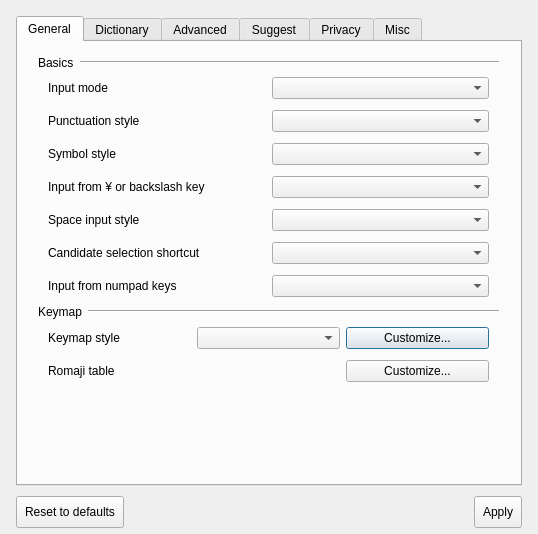
yoshikiobata/mozc, file src/gui/config_dialog/config_dialog.ui: the form before one commit.
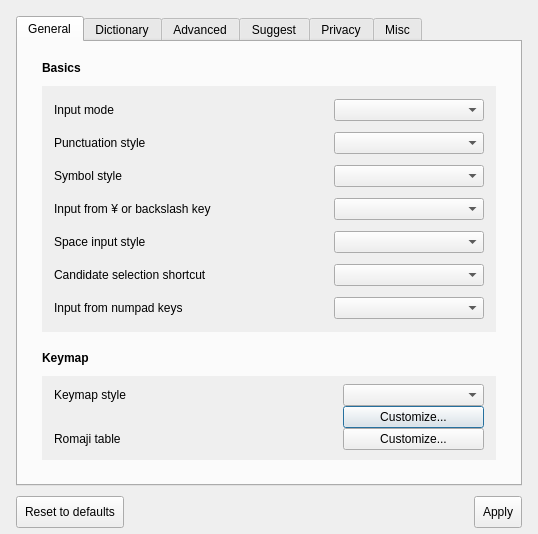
The form after the commit. Custom widgets are drawn as their Qt base class.

Commit message: improve general tab layout at config dialog

What changed in the file:
```diff
--- a/src/gui/config_dialog/config_dialog.ui
+++ b/src/gui/config_dialog/config_dialog.ui
@@ -90,13 +90,28 @@
      <widget class="QWidget" name="gridLayoutWidget">
       <property name="geometry">
        <rect>
-        <x>30</x>
-        <y>30</y>
-        <width>441</width>
-        <height>234</height>
+        <x>24</x>
+        <y>44</y>
+        <width>454</width>
+        <height>246</height>
        </rect>
       </property>
-      <layout class="QGridLayout" name="gridLayout">
+      <property name="autoFillBackground">
+        <bool>true</bool>
+      </property>
+      <layout class="QGridLayout" name="gridLayout" columnstretch="2,1">
+    <property name="topMargin">
+     <number>8</number>
+    </property>
+    <property name="leftMargin">
+     <number>12</number>
+    </property>
+    <property name="rightMargin">
+     <number>12</number>
+    </property>
+    <property name="bottomMargin">
+     <number>8</number>
+    </property>
        <item row="0" column="1">
         <widget class="QComboBox" name="inputModeComboBox"/>
        </item>
@@ -187,24 +202,43 @@
      <widget class="QWidget" name="gridLayoutWidget_2">
       <property name="geometry">
        <rect>
-        <x>30</x>
-        <y>280</y>
-        <width>441</width>
-        <height>66</height>
+        <x>24</x>
+        <y>334</y>
+        <width>454</width>
+        <height>84</height>
        </rect>
       </property>
-      <layout class="QGridLayout" name="gridLayout_2">
-       <item row="0" column="1">
-        <widget class="QComboBox" name="keymapSettingComboBox"/>
-       </item>
-       <item row="0" column="0">
+      <property name="autoFillBackground">
+        <bool>true</bool>
+      </property>
+      <layout class="QGridLayout" name="gridLayout_2" columnstretch="2,1">
+    <property name="verticalSpacing">
+     <number>0</number>
+    </property>
+    <property name="topMargin">
+     <number>8</number>
+    </property>
+    <property name="leftMargin">
+     <number>12</number>
+    </property>
+    <property name="rightMargin">
+     <number>12</number>
+    </property>
+    <property name="bottomMargin">
+     <number>8</number>
+    </property>
+
+     <item row="0" column="0">
         <widget class="QLabel" name="keymapSettingLabel">
          <property name="text">
           <string>Keymap style</string>
          </property>
         </widget>
-       </item>
-       <item row="0" column="2">
+    </item>
+     <item row="0" column="1">
+        <widget class="QComboBox" name="keymapSettingComboBox"/>
+    </item>
+     <item row="1" column="1">
         <widget class="QPushButton" name="editKeymapButton">
          <property name="sizePolicy">
           <sizepolicy hsizetype="Preferred" vsizetype="Fixed">
@@ -217,86 +251,61 @@
          </property>
         </widget>
        </item>
-       <item row="1" column="2">
+
+     <item row="2" column="0">
+         <widget class="QLabel" name="label_11">
+          <property name="text">
+           <string>Romaji table</string>
+          </property>
+         </widget>
+    </item>
+
+     <item row="2" column="1">
         <widget class="QPushButton" name="editRomanTableButton">
          <property name="text">
           <string>Customize...</string>
          </property>
         </widget>
-       </item>
-       <item row="1" column="0">
-        <widget class="QLabel" name="label_11">
-         <property name="text">
-          <string>Romaji table</string>
-         </property>
-        </widget>
-       </item>
-      </layout>
+    </item>
+</layout>
      </widget>
-     <widget class="QWidget" name="horizontalLayoutWidget">
-      <property name="geometry">
-       <rect>
-        <x>20</x>
-        <y>10</y>
-        <width>461</width>
-        <height>21</height>
-       </rect>
-      </property>
-      <layout class="QHBoxLayout" name="horizontalLayout">
-       <item>
+
         <widget class="QLabel" name="basicsLabel">
+      <property name="geometry">
+       <rect>
+        <x>24</x>
+        <y>16</y>
+        <width>200</width>
+        <height>20</height>
+       </rect>
+      </property>
+      <property name="font">
+       <font>
+        <bold>true</bold>
+       </font>
+      </property>
          <property name="text">
           <string>Basics</string>
          </property>
         </widget>
-       </item>
-       <item>
-        <widget class="Line" name="basicsLine">
-         <property name="sizePolicy">
-          <sizepolicy hsizetype="MinimumExpanding" vsizetype="Fixed">
-           <horstretch>0</horstretch>
-           <verstretch>0</verstretch>
-          </sizepolicy>
-         </property>
-         <property name="orientation">
-          <enum>Qt::Horizontal</enum>
-         </property>
-        </widget>
-       </item>
-      </layout>
-     </widget>
-     <widget class="QWidget" name="horizontalLayoutWidget_8">
-      <property name="geometry">
-       <rect>
-        <x>20</x>
-        <y>260</y>
-        <width>461</width>
-        <height>20</height>
-       </rect>
-      </property>
-      <layout class="QHBoxLayout" name="horizontalLayout_11">
-       <item>
         <widget class="QLabel" name="label_4">
+      <property name="geometry">
+       <rect>
+        <x>24</x>
+        <y>306</y>
+        <width>200</width>
+        <height>20</height>
+       </rect>
+      </property>
+         <property name="font">
+       <font>
+        <bold>true</bold>
+       </font>
+         </property>
          <property name="text">
           <string>Keymap</string>
          </property>
         </widget>
-       </item>
-       <item>
-        <widget class="Line" name="line_3">
-         <property name="sizePolicy">
-          <sizepolicy hsizetype="MinimumExpanding" vsizetype="Fixed">
-           <horstretch>0</horstretch>
-           <verstretch>0</verstretch>
-          </sizepolicy>
-         </property>
-         <property name="orientation">
-          <enum>Qt::Horizontal</enum>
-         </property>
-        </widget>
-       </item>
-      </layout>
-     </widget>
     </widget>
     <widget class="QWidget" name="dictionaryTab">
      <attribute name="title">
```
Left out of the diff: 3 changed lines with no effect on the pictures.
